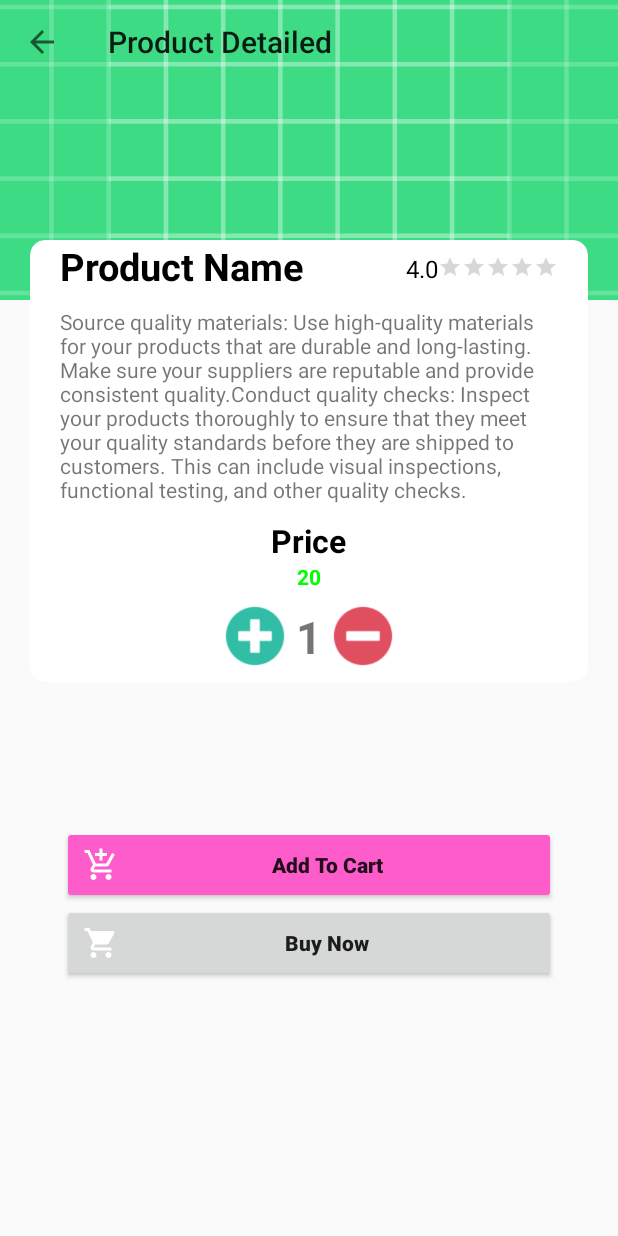
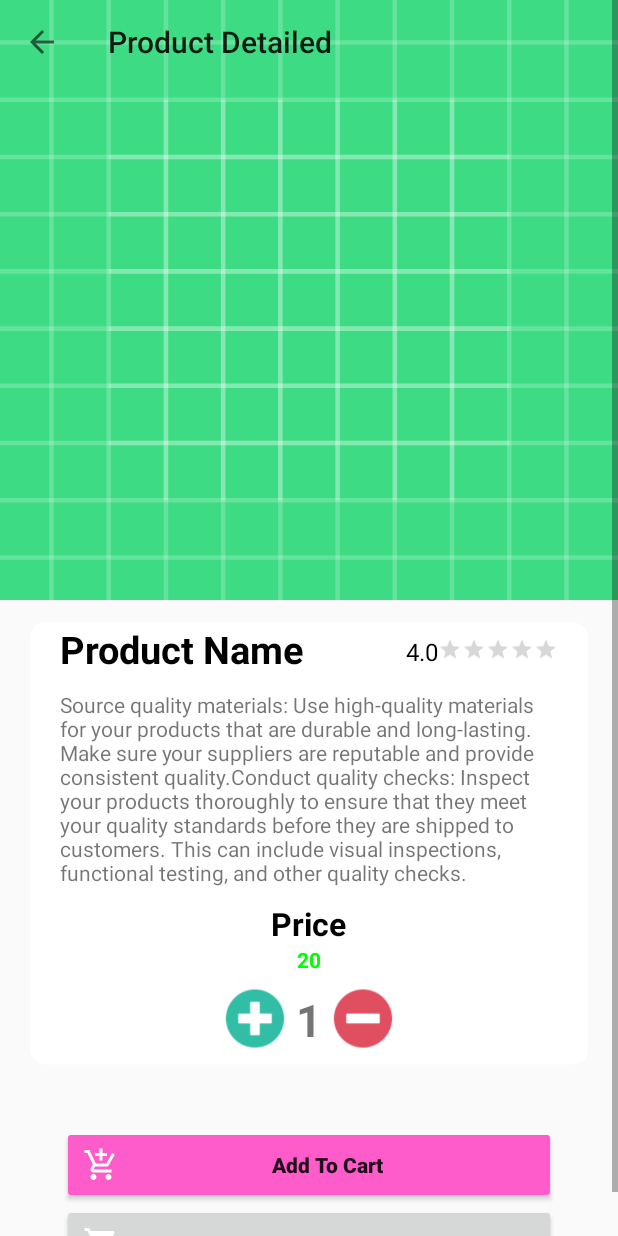
Before and after one commit to amangiriindia/zeeshopping, an Android app: the DetailedActivity screen opened directly, with no data from a screen before it, on a phone screen of 412 x 824 dp. Run offline under Robolectric (Android 15) with nearby library versions, the light colour scheme and no system bars; our stand-ins replace Firebase (no records; nobody signed in at launch, a user with empty details on screens opened directly); pictures from the network do not load; Roboto replaces fonts that are not available here.

Commit message:
product detailed layout change

```diff
--- a/app/src/main/res/layout/activity_detailed.xml
+++ b/app/src/main/res/layout/activity_detailed.xml
@@ -1,4 +1,8 @@
 <?xml version="1.0" encoding="utf-8"?>
+<ScrollView android:layout_width="match_parent"
+    android:layout_height="match_parent"
+    xmlns:android="http://schemas.android.com/apk/res/android">
+
 <androidx.constraintlayout.widget.ConstraintLayout xmlns:android="http://schemas.android.com/apk/res/android"
     xmlns:app="http://schemas.android.com/apk/res-auto"
     xmlns:tools="http://schemas.android.com/tools"
@@ -10,7 +14,7 @@
     <ImageView
         android:id="@+id/detailed_img"
         android:layout_width="match_parent"
-        android:layout_height="200dp"
+        android:layout_height="400dp"
         android:contentDescription="TODO"
         android:scaleType="centerCrop"
         android:src="@drawable/ic_launcher_background"
@@ -37,7 +41,7 @@
         android:layout_height="wrap_content"
         android:layout_marginLeft="20dp"
         android:layout_marginRight="20dp"
-        android:translationY="-40dp"
+        android:translationY="15dp"
         app:cardCornerRadius="10dp"
         app:layout_constraintEnd_toEndOf="parent"
         app:layout_constraintStart_toStartOf="parent"
@@ -203,3 +207,5 @@
 
 
 </androidx.constraintlayout.widget.ConstraintLayout>
+
+</ScrollView>
```
